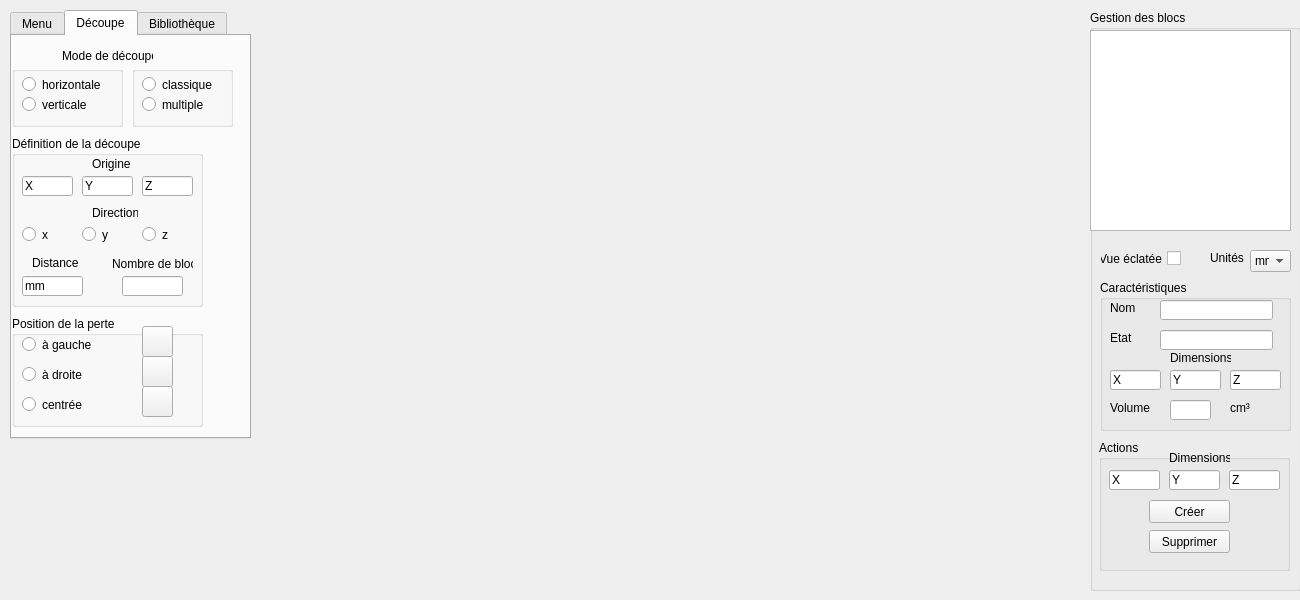
Old version of the form CNCBrainCut/sources/vue/vuemain.ui in the repository s0lstice/OgreCNC.
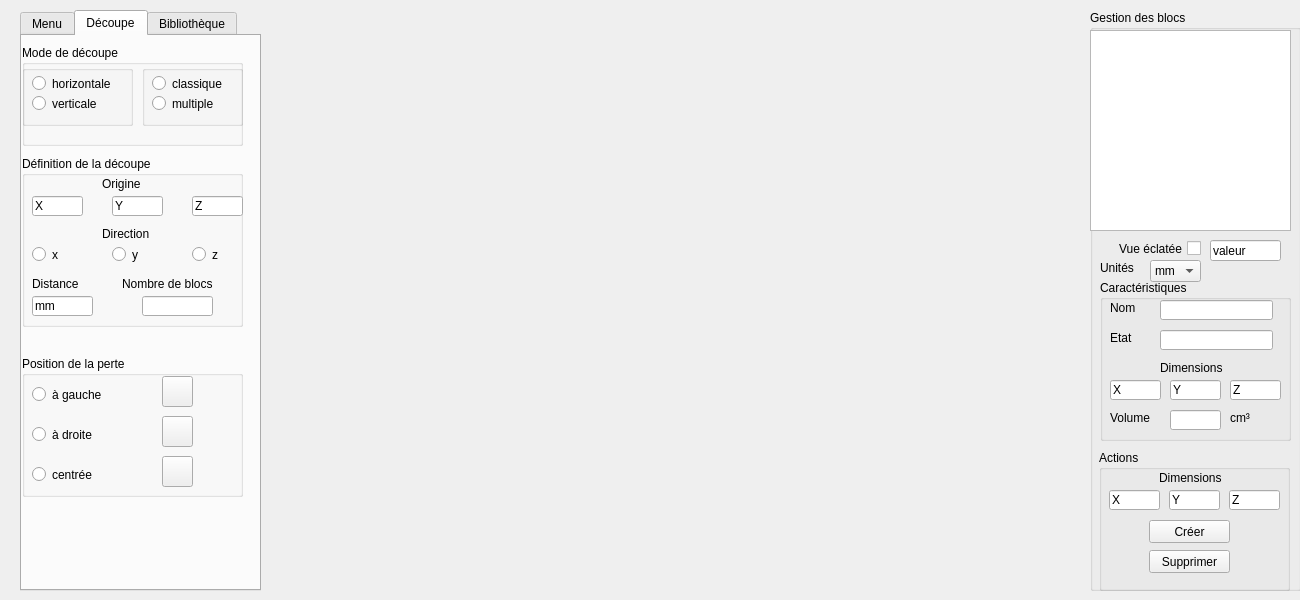
New version of the form. Icons and pictures are not drawn.

```diff
--- a/CNCBrainCut/sources/vue/vuemain.ui
+++ b/CNCBrainCut/sources/vue/vuemain.ui
@@ -73,9 +73,9 @@
     <widget class="QCheckBox" name="vue_checkBox">
      <property name="geometry">
       <rect>
-       <x>10</x>
-       <y>240</y>
-       <width>81</width>
+       <x>0</x>
+       <y>230</y>
+       <width>111</width>
        <height>17</height>
       </rect>
      </property>
@@ -92,7 +92,7 @@
        <x>10</x>
        <y>270</y>
        <width>191</width>
-       <height>151</height>
+       <height>161</height>
       </rect>
      </property>
      <property name="title">
@@ -147,9 +147,9 @@
      <widget class="QLabel" name="blocDimensions_label">
       <property name="geometry">
        <rect>
-        <x>70</x>
-        <y>70</y>
-        <width>61</width>
+        <x>60</x>
+        <y>80</y>
+        <width>81</width>
         <height>16</height>
        </rect>
       </property>
@@ -161,7 +161,7 @@
       <property name="geometry">
        <rect>
         <x>130</x>
-        <y>90</y>
+        <y>100</y>
         <width>51</width>
         <height>20</height>
        </rect>
@@ -174,7 +174,7 @@
       <property name="geometry">
        <rect>
         <x>10</x>
-        <y>90</y>
+        <y>100</y>
         <width>51</width>
         <height>20</height>
        </rect>
@@ -187,7 +187,7 @@
       <property name="geometry">
        <rect>
         <x>70</x>
-        <y>90</y>
+        <y>100</y>
         <width>51</width>
         <height>20</height>
        </rect>
@@ -200,8 +200,8 @@
       <property name="geometry">
        <rect>
         <x>70</x>
-        <y>120</y>
-        <width>41</width>
+        <y>130</y>
+        <width>51</width>
         <height>20</height>
        </rect>
       </property>
@@ -210,8 +210,8 @@
       <property name="geometry">
        <rect>
         <x>10</x>
-        <y>120</y>
-        <width>41</width>
+        <y>130</y>
+        <width>51</width>
         <height>16</height>
        </rect>
       </property>
@@ -223,8 +223,8 @@
       <property name="geometry">
        <rect>
         <x>130</x>
-        <y>120</y>
-        <width>21</width>
+        <y>130</y>
+        <width>31</width>
         <height>16</height>
        </rect>
       </property>
@@ -237,9 +237,9 @@
      <property name="geometry">
       <rect>
        <x>9</x>
-       <y>430</y>
+       <y>440</y>
        <width>191</width>
-       <height>131</height>
+       <height>141</height>
       </rect>
      </property>
      <property name="title">
@@ -249,7 +249,7 @@
       <property name="geometry">
        <rect>
         <x>50</x>
-        <y>90</y>
+        <y>100</y>
         <width>81</width>
         <height>23</height>
        </rect>
@@ -262,7 +262,7 @@
       <property name="geometry">
        <rect>
         <x>50</x>
-        <y>60</y>
+        <y>70</y>
         <width>81</width>
         <height>23</height>
        </rect>
@@ -274,9 +274,9 @@
      <widget class="QLabel" name="blocActionDimensions_label">
       <property name="geometry">
        <rect>
-        <x>70</x>
-        <y>10</y>
-        <width>61</width>
+        <x>60</x>
+        <y>20</y>
+        <width>81</width>
         <height>16</height>
        </rect>
       </property>
@@ -288,7 +288,7 @@
       <property name="geometry">
        <rect>
         <x>10</x>
-        <y>30</y>
+        <y>40</y>
         <width>51</width>
         <height>20</height>
        </rect>
@@ -301,7 +301,7 @@
       <property name="geometry">
        <rect>
         <x>130</x>
-        <y>30</y>
+        <y>40</y>
         <width>51</width>
         <height>20</height>
        </rect>
@@ -314,7 +314,7 @@
       <property name="geometry">
        <rect>
         <x>70</x>
-        <y>30</y>
+        <y>40</y>
         <width>51</width>
         <height>20</height>
        </rect>
@@ -327,9 +327,9 @@
     <widget class="QComboBox" name="unites_comboBox">
      <property name="geometry">
       <rect>
-       <x>160</x>
-       <y>240</y>
-       <width>41</width>
+       <x>60</x>
+       <y>250</y>
+       <width>51</width>
        <height>22</height>
       </rect>
      </property>
@@ -347,8 +347,8 @@
     <widget class="QLabel" name="unites_label">
      <property name="geometry">
       <rect>
-       <x>120</x>
-       <y>240</y>
+       <x>10</x>
+       <y>250</y>
        <width>46</width>
        <height>16</height>
       </rect>
@@ -373,14 +373,27 @@
       <bool>false</bool>
      </attribute>
     </widget>
+    <widget class="QLineEdit" name="valeurEclatement_text">
+     <property name="geometry">
+      <rect>
+       <x>120</x>
+       <y>230</y>
+       <width>71</width>
+       <height>21</height>
+      </rect>
+     </property>
+     <property name="text">
+      <string>valeur</string>
+     </property>
+    </widget>
    </widget>
    <widget class="QTabWidget" name="decoupe_menu_biblio_onglet">
     <property name="geometry">
      <rect>
-      <x>10</x>
+      <x>20</x>
       <y>10</y>
       <width>241</width>
-      <height>429</height>
+      <height>581</height>
      </rect>
     </property>
     <property name="currentIndex">
@@ -450,51 +463,12 @@
      <attribute name="title">
       <string>Découpe</string>
      </attribute>
-     <widget class="QGroupBox" name="modeDecoupeDroit_GroupBox">
-      <property name="geometry">
-       <rect>
-        <x>120</x>
-        <y>30</y>
-        <width>101</width>
-        <height>61</height>
-       </rect>
-      </property>
-      <property name="title">
-       <string/>
-      </property>
-      <widget class="QRadioButton" name="classiqueRadioButton">
-       <property name="geometry">
-        <rect>
-         <x>10</x>
-         <y>10</y>
-         <width>82</width>
-         <height>17</height>
-        </rect>
-       </property>
-       <property name="text">
-        <string>classique</string>
-       </property>
-      </widget>
-      <widget class="QRadioButton" name="multipleRadioButton">
-       <property name="geometry">
-        <rect>
-         <x>10</x>
-         <y>30</y>
-         <width>82</width>
-         <height>17</height>
-        </rect>
-       </property>
-       <property name="text">
-        <string>multiple</string>
-       </property>
-      </widget>
-     </widget>
      <widget class="QGroupBox" name="definitionDecoupeGroupBox">
       <property name="geometry">
        <rect>
         <x>0</x>
-        <y>100</y>
-        <width>191</width>
+        <y>120</y>
+        <width>221</width>
         <height>171</height>
        </rect>
       </property>
@@ -517,7 +491,7 @@
       <widget class="QLineEdit" name="origineY_text">
        <property name="geometry">
         <rect>
-         <x>70</x>
+         <x>90</x>
          <y>40</y>
          <width>51</width>
          <height>20</height>
@@ -530,7 +504,7 @@
       <widget class="QLineEdit" name="origineZ_text">
        <property name="geometry">
         <rect>
-         <x>130</x>
+         <x>170</x>
          <y>40</y>
          <width>51</width>
          <height>20</height>
@@ -545,7 +519,7 @@
         <rect>
          <x>80</x>
          <y>20</y>
-         <width>41</width>
+         <width>61</width>
          <height>16</height>
         </rect>
        </property>
@@ -558,8 +532,8 @@
         <rect>
          <x>80</x>
          <y>70</y>
-         <width>46</width>
-         <height>13</height>
+         <width>71</width>
+         <height>16</height>
         </rect>
        </property>
        <property name="text">
@@ -582,7 +556,7 @@
       <widget class="QRadioButton" name="directionY_radioButton">
        <property name="geometry">
         <rect>
-         <x>70</x>
+         <x>90</x>
          <y>90</y>
          <width>41</width>
          <height>17</height>
@@ -595,7 +569,7 @@
       <widget class="QRadioButton" name="directionZ_radioButton">
        <property name="geometry">
         <rect>
-         <x>130</x>
+         <x>170</x>
          <y>90</y>
          <width>41</width>
          <height>17</height>
@@ -608,10 +582,10 @@
       <widget class="QLabel" name="distance_label">
        <property name="geometry">
         <rect>
-         <x>20</x>
+         <x>10</x>
          <y>120</y>
-         <width>46</width>
-         <height>13</height>
+         <width>61</width>
+         <height>16</height>
         </rect>
        </property>
        <property name="text">
@@ -623,7 +597,7 @@
         <rect>
          <x>100</x>
          <y>120</y>
-         <width>81</width>
+         <width>121</width>
          <height>16</height>
         </rect>
        </property>
@@ -647,9 +621,9 @@
       <widget class="QLineEdit" name="nbBlocs_text">
        <property name="geometry">
         <rect>
-         <x>110</x>
+         <x>120</x>
          <y>140</y>
-         <width>61</width>
+         <width>71</width>
          <height>20</height>
         </rect>
        </property>
@@ -659,9 +633,9 @@
       <property name="geometry">
        <rect>
         <x>0</x>
-        <y>280</y>
-        <width>191</width>
-        <height>111</height>
+        <y>320</y>
+        <width>221</width>
+        <height>141</height>
        </rect>
       </property>
       <property name="title">
@@ -671,8 +645,8 @@
        <property name="geometry">
         <rect>
          <x>10</x>
-         <y>20</y>
-         <width>71</width>
+         <y>30</y>
+         <width>91</width>
          <height>17</height>
         </rect>
        </property>
@@ -684,8 +658,8 @@
        <property name="geometry">
         <rect>
          <x>10</x>
-         <y>50</y>
-         <width>61</width>
+         <y>70</y>
+         <width>81</width>
          <height>17</height>
         </rect>
        </property>
@@ -697,8 +671,8 @@
        <property name="geometry">
         <rect>
          <x>10</x>
-         <y>80</y>
-         <width>61</width>
+         <y>110</y>
+         <width>81</width>
          <height>17</height>
         </rect>
        </property>
@@ -709,8 +683,8 @@
       <widget class="QToolButton" name="imagePerteGauche">
        <property name="geometry">
         <rect>
-         <x>130</x>
-         <y>10</y>
+         <x>140</x>
+         <y>20</y>
          <width>31</width>
          <height>31</height>
         </rect>
@@ -732,8 +706,8 @@
       <widget class="QToolButton" name="imagePerteCentree">
        <property name="geometry">
         <rect>
-         <x>130</x>
-         <y>70</y>
+         <x>140</x>
+         <y>100</y>
          <width>31</width>
          <height>31</height>
         </rect>
@@ -755,8 +729,8 @@
       <widget class="QToolButton" name="imagePerteDroite">
        <property name="geometry">
         <rect>
-         <x>130</x>
-         <y>40</y>
+         <x>140</x>
+         <y>60</y>
          <width>31</width>
          <height>31</height>
         </rect>
@@ -776,57 +750,96 @@
        </property>
       </widget>
      </widget>
-     <widget class="QGroupBox" name="modeDecoupeGauche_GroupBox">
+     <widget class="QGroupBox" name="modeDecoupeGroupBox">
       <property name="geometry">
        <rect>
         <x>0</x>
-        <y>30</y>
-        <width>111</width>
-        <height>61</height>
+        <y>9</y>
+        <width>221</width>
+        <height>101</height>
        </rect>
       </property>
       <property name="title">
-       <string/>
-      </property>
-      <widget class="QRadioButton" name="horizontaleRadioButton">
-       <property name="geometry">
-        <rect>
-         <x>10</x>
-         <y>10</y>
-         <width>111</width>
-         <height>17</height>
-        </rect>
-       </property>
-       <property name="text">
-        <string>horizontale</string>
-       </property>
-      </widget>
-      <widget class="QRadioButton" name="verticaleRadioButton">
-       <property name="geometry">
-        <rect>
-         <x>10</x>
-         <y>30</y>
-         <width>101</width>
-         <height>17</height>
-        </rect>
-       </property>
-       <property name="text">
-        <string>verticale</string>
-       </property>
-      </widget>
-     </widget>
-     <widget class="QLabel" name="label_2">
-      <property name="geometry">
-       <rect>
-        <x>50</x>
-        <y>10</y>
-        <width>91</width>
-        <height>20</height>
-       </rect>
-      </property>
-      <property name="text">
        <string>Mode de découpe</string>
       </property>
+      <widget class="QGroupBox" name="modeDecoupeDroit_GroupBox">
+       <property name="geometry">
+        <rect>
+         <x>120</x>
+         <y>20</y>
+         <width>101</width>
+         <height>61</height>
+        </rect>
+       </property>
+       <property name="title">
+        <string/>
+       </property>
+       <widget class="QRadioButton" name="classiqueRadioButton">
+        <property name="geometry">
+         <rect>
+          <x>10</x>
+          <y>10</y>
+          <width>91</width>
+          <height>17</height>
+         </rect>
+        </property>
+        <property name="text">
+         <string>classique</string>
+        </property>
+       </widget>
+       <widget class="QRadioButton" name="multipleRadioButton">
+        <property name="geometry">
+         <rect>
+          <x>10</x>
+          <y>30</y>
+          <width>91</width>
+          <height>17</height>
+         </rect>
+        </property>
+        <property name="text">
+         <string>multiple</string>
+        </property>
+       </widget>
+      </widget>
+      <widget class="QGroupBox" name="modeDecoupeGauche_GroupBox">
+       <property name="geometry">
+        <rect>
+         <x>0</x>
+         <y>20</y>
+         <width>111</width>
+         <height>61</height>
+        </rect>
+       </property>
+       <property name="title">
+        <string/>
+       </property>
+       <widget class="QRadioButton" name="horizontaleRadioButton">
+        <property name="geometry">
+         <rect>
+          <x>10</x>
+          <y>10</y>
+          <width>111</width>
+          <height>17</height>
+         </rect>
+        </property>
+        <property name="text">
+         <string>horizontale</string>
+        </property>
+       </widget>
+       <widget class="QRadioButton" name="verticaleRadioButton">
+        <property name="geometry">
+         <rect>
+          <x>10</x>
+          <y>30</y>
+          <width>101</width>
+          <height>17</height>
+         </rect>
+        </property>
+        <property name="text">
+         <string>verticale</string>
+        </property>
+       </widget>
+      </widget>
      </widget>
     </widget>
     <widget class="QWidget" name="biblio_onglet">
```
Left out of the diff: 58 changed lines with no effect on the pictures.
